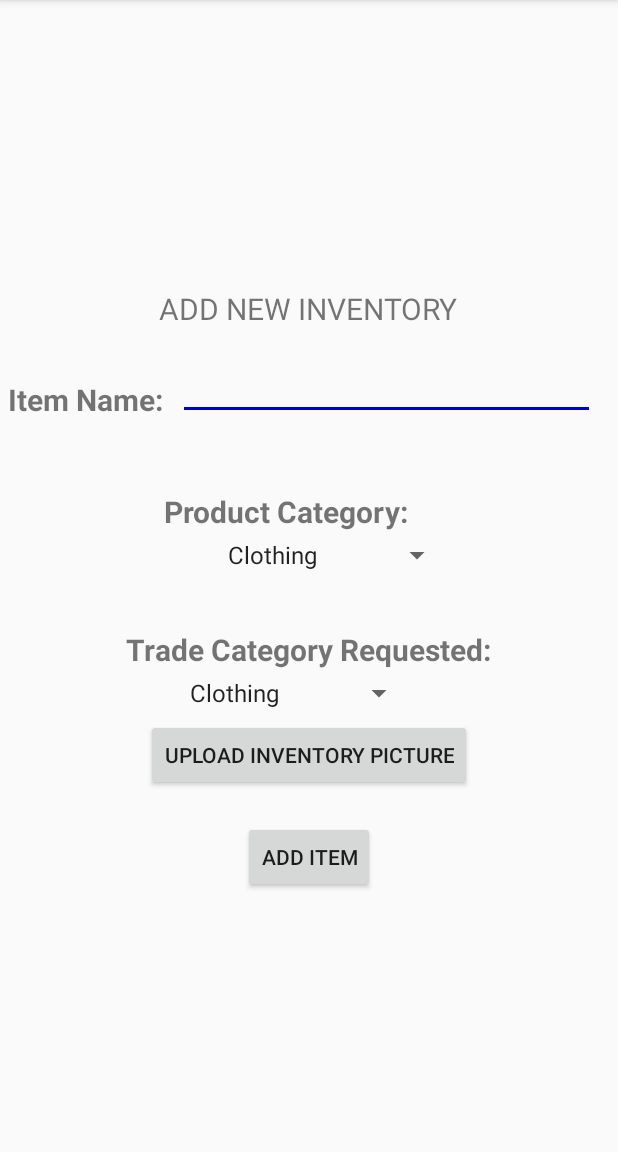
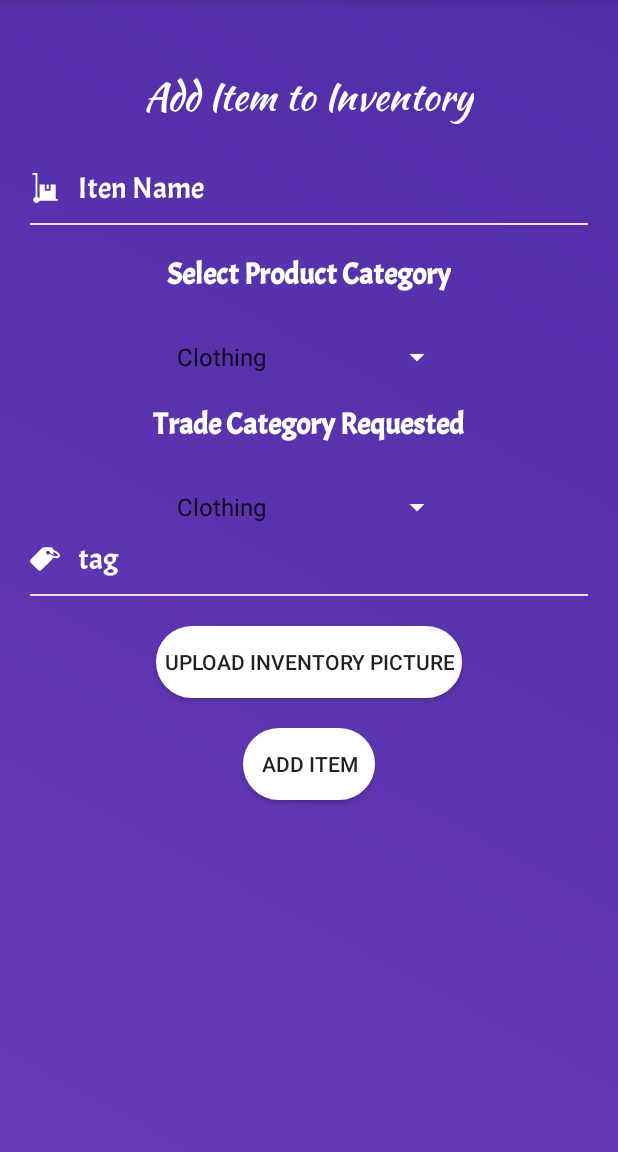
Before and after one commit to avtarbams/PaceXchange, an Android app: the AddInventoryItemActivity screen opened directly, with no data from a screen before it, on a phone screen of 412 x 824 dp, the part 84-1236 px from its top. Run offline under Robolectric (Android 15) with nearby library versions, the phone set to English and light mode, and no system bars; our stand-ins replace Firebase (no records; nobody signed in at launch, a user with empty details on screens opened directly); libraries missing offline, so code that uses them is left out: com.github.ybq.android; plain views replace SpinKitView; 2 statements that could not run were skipped.

Commit message:
New iNventory UI Done

```diff
--- a/app/src/main/java/com/example/paceexchange/AddInventoryItemActivity.java
+++ b/app/src/main/java/com/example/paceexchange/AddInventoryItemActivity.java
@@ -62,11 +62,11 @@ import java.util.Map;
 public class AddInventoryItemActivity extends AppCompatActivity {
 
 
-    private EditText mNewItemInput;
+    private EditText mNewItemInput, mNewItemTagInput;
     private Button mSubmitItemButton, mUploadInventoryPicture;
     private Spinner mUserItemSpinner, mReturnItemSpinner;
     private ArrayAdapter<CharSequence> mItemAdapter;
-    private String mNewItemName, mNewItemCategory, mReturnItemCategory, mUserIdentification, mNewItemImage;
+    private String mNewItemName, mNewImageTag, mNewItemCategory, mReturnItemCategory, mUserIdentification, mNewItemImage;
     private ImageView mImageThumbnail;
     private FirebaseFirestore mFirebaseDatabase;
     private CollectionReference mFirebaseInventoryCollection;
@@ -95,6 +95,7 @@ public class AddInventoryItemActivity extends AppCompatActivity {
         mUserIdentification = intent.getStringExtra(CurrentInventoryActivity.USER_IDENTIFICATION_ADD_ITEM_MESSAGE);
 
         mNewItemInput = findViewById(R.id.itemNameInput);
+        mNewItemTagInput = findViewById(R.id.itemTagEditText);
         mSubmitItemButton = findViewById(R.id.submitNewItemButton);
         mUserItemSpinner=findViewById(R.id.userItemSpinner);
         mReturnItemSpinner=findViewById(R.id.returnItemSpinner);
@@ -224,17 +225,16 @@ public class AddInventoryItemActivity extends AppCompatActivity {
     public void getNewItemData() {
 
 
-        if (mNewItemInput.getText().toString().isEmpty()) {
+        if (mNewItemInput.getText().toString().isEmpty() || mNewItemTagInput.getText().toString().isEmpty()) {
             Toast.makeText(getApplicationContext(), R.string.error_new_item_name, Toast.LENGTH_LONG).show();
         } else {
             mNewItemName = mNewItemInput.getText().toString().trim();
+            mNewImageTag = mNewItemTagInput.getText().toString().trim();
         }
     }
 
     public void addItemToFirebaseInventory(){
-
-        mFirebaseInventoryCollection.document(mUserIdentification).update("Items", FieldValue.arrayUnion(new InventoryData(mNewItemCategory, mNewItemName, mReturnItemCategory, mNewItemImage)));
-
+        mFirebaseInventoryCollection.document(mUserIdentification).update("Items", FieldValue.arrayUnion(new InventoryData(mNewItemCategory, mNewItemName, mReturnItemCategory, mNewItemImage, mNewImageTag)));
     }
 
     public void setOnButtonClickListener() {
--- a/app/src/main/java/com/example/paceexchange/InventoryData.java
+++ b/app/src/main/java/com/example/paceexchange/InventoryData.java
@@ -12,7 +12,7 @@ public class InventoryData {
     private FirebaseFirestore mFirestoreDatabase;
 
 
-    public InventoryData(String category, String title, String tradeInFor, String url) {
+    public InventoryData(String category, String title, String tradeInFor, String url, String tag) {
 
         mFirestoreDatabase = FirebaseFirestore.getInstance();
         itemID=FirebaseDatabase.getInstance().getReference().push().getKey();
@@ -21,6 +21,7 @@ public class InventoryData {
         this.title=title;
         this.tradeInFor=tradeInFor;
         this.url = url;
+        this.tag = tag;
     }
 
     public InventoryData(String category, String title, String tradeInFor, String itemID, String url, String tag) {
--- /dev/null
+++ b/app/src/main/res/drawable/ic_item.xml
@@ -0,0 +1,5 @@
+<vector android:height="20dp" android:viewportHeight="512"
+    android:viewportWidth="511" android:width="20dp" xmlns:android="http://schemas.android.com/apk/res/android">
+    <path android:fillColor="#fff" android:pathData="m438.168,443.77v-246.211h-88.605v106.555h-97.727v-106.555h-88.605v246.211h-0.121c-4.848,-18.617 -19.316,-33.379 -37.754,-38.668v-405.102h-83.855v30.004h53.852v375.098c-22.781,6.535 -39.504,27.539 -39.504,52.391 0,30.055 24.449,54.508 54.508,54.508 24.387,0 45.082,-16.098 52.02,-38.227h308.422v-30.004zM438.168,443.77"/>
+    <path android:fillColor="#fff" android:pathData="m281.84,197.559h37.719v76.551h-37.719zM281.84,197.559"/>
+</vector>
--- /dev/null
+++ b/app/src/main/res/drawable/ic_tag.xml
@@ -0,0 +1,4 @@
+<vector android:height="20dp" android:viewportHeight="486.982"
+    android:viewportWidth="486.982" android:width="20dp" xmlns:android="http://schemas.android.com/apk/res/android">
+    <path android:fillColor="#fff" android:pathData="M131.35,422.969c14.6,14.6 38.3,14.6 52.9,0l181.1,-181.1c5.2,-5.2 9.2,-11.4 11.8,-18c18.2,5.1 35.9,7.8 51.5,7.7c38.6,-0.2 51.4,-17.1 55.6,-27.2c4.2,-10 7.2,-31 -19.9,-58.6c-0.3,-0.3 -0.6,-0.6 -0.9,-0.9c-16.8,-16.8 -41.2,-32.3 -68.9,-43.8c-5.1,-2.1 -10.2,-4 -15.2,-5.8v-0.3c-0.3,-22.2 -18.2,-40.1 -40.4,-40.4l-108.5,-1.5c-14.4,-0.2 -28.2,5.4 -38.3,15.6l-181.2,181.1c-14.6,14.6 -14.6,38.3 0,52.9L131.35,422.969zM270.95,117.869c12.1,-12.1 31.7,-12.1 43.8,0c7.2,7.2 10.1,17.1 8.7,26.4c11.9,8.4 26.1,16.2 41.3,22.5c5.4,2.2 10.6,4.2 15.6,5.9l-0.6,-43.6c0.9,0.4 1.7,0.7 2.6,1.1c23.7,9.9 45,23.3 58.7,37c0.2,0.2 0.4,0.4 0.6,0.6c13,13.3 14.4,21.8 13.3,24.4c-3.4,8.1 -39.9,15.3 -95.3,-7.8c-16.2,-6.8 -31.4,-15.2 -43.7,-24.3c-0.4,0.5 -0.9,1 -1.3,1.5c-12.1,12.1 -31.7,12.1 -43.8,0C258.85,149.569 258.85,129.969 270.95,117.869z"/>
+</vector>
--- a/app/src/main/res/layout/activity_add_inventory.xml
+++ b/app/src/main/res/layout/activity_add_inventory.xml
@@ -1,51 +1,51 @@
 <?xml version="1.0" encoding="utf-8"?>
 <LinearLayout xmlns:android="http://schemas.android.com/apk/res/android"
+    xmlns:app="http://schemas.android.com/apk/res-auto"
+    xmlns:tools="http://schemas.android.com/tools"
     android:layout_width="match_parent"
     android:layout_height="match_parent"
+    tools:context=".AddAuctionItemActivity"
     android:orientation="vertical"
-    android:gravity="center">
+    android:padding="20dp"
+    android:background="@drawable/login_gradient"
+    >
 
     <TextView
         android:id="@+id/title"
         android:layout_width="wrap_content"
         android:layout_height="wrap_content"
         android:layout_gravity="center"
-        android:layout_marginTop="20sp"
-        android:text="@string/add_inventory_title"
-        android:textSize="20sp" />
+        android:layout_marginTop="25sp"
+        android:fontFamily="@font/kaushan"
+        android:textColor="#fff"
+        android:text="@string/add_item_to_inventory"
+        android:layout_marginBottom="20dp"
+        android:textSize="25sp" />
 
-    <RelativeLayout
-        android:id="@+id/itemNameInputSection"
-        android:layout_width="wrap_content"
-        android:layout_height="wrap_content"
-        android:layout_margin="5sp">
-
-        <TextView
-            android:id="@+id/addItemName"
-            android:layout_width="wrap_content"
-            android:layout_height="wrap_content"
-            android:layout_alignBottom="@id/itemNameInput"
-            android:layout_centerVertical="true"
-            android:text="@string/inventory_add_item_name"
-            android:textSize="20sp"
-            android:textStyle="bold" />
 
     <EditText
         android:id="@+id/itemNameInput"
         android:layout_width="match_parent"
         android:layout_height="wrap_content"
-            android:layout_margin="10sp"
-            android:layout_toEndOf="@id/addItemName"
-            android:inputType="text" />
-    </RelativeLayout>
+        android:hint="@string/item_name"
+        android:fontFamily="@font/acme"
+        android:textSize="20sp"
+        android:textColorHint="#fff"
+        android:textColor="#fff"
+        android:drawablePadding="12dp"
+        android:maxLines="1"
+        android:background="@null"
+        android:layout_marginTop="10sp"
+        android:drawableStart="@drawable/ic_item"
+        android:layout_marginBottom="10dp"
+        android:textCursorDrawable="@drawable/color_cursor"
+        />
+    <View
+        android:layout_width="match_parent"
+        android:layout_height="1dp"
+        android:layout_marginBottom="20dp"
+        android:background="#f9d7db"/>
 
-
-    <RelativeLayout
-        android:id="@+id/itemTypeSection"
-        android:layout_width="wrap_content"
-        android:layout_height="wrap_content"
-        android:layout_margin="5sp"
-        android:layout_marginTop="10sp">
 
     <TextView
         android:id="@+id/userItemCategory"
@@ -53,6 +53,9 @@
         android:layout_height="wrap_content"
         android:layout_centerVertical="true"
         android:text="@string/item_category_type"
+        android:fontFamily="@font/acme"
+        android:layout_gravity="center_horizontal"
+        android:textColor="#fff"
         android:textSize="20sp"
         android:textStyle="bold" />
 
@@ -61,23 +64,21 @@
         android:layout_width="wrap_content"
         android:layout_height="wrap_content"
         android:layout_marginTop="30sp"
+        android:layout_gravity="center_horizontal"
+        android:backgroundTint="#fff"
+        android:layout_marginBottom="20dp"
         android:layout_below="@id/userItemCategory"
         android:textAlignment="center" />
-    </RelativeLayout>
-
-    <RelativeLayout
-        android:id="@+id/returnItemType"
-        android:layout_width="wrap_content"
-        android:layout_height="wrap_content"
-        android:layout_margin="5sp"
-        android:layout_marginTop="10sp">
 
     <TextView
         android:id="@+id/itemTypeText"
         android:layout_width="wrap_content"
         android:layout_height="wrap_content"
         android:layout_centerVertical="true"
+        android:fontFamily="@font/acme"
+        android:textColor="#fff"
         android:text="@string/item_return_text"
+        android:layout_gravity="center_horizontal"
         android:textSize="20sp"
         android:textStyle="bold" />
 
@@ -85,10 +86,36 @@
         android:id="@+id/returnItemSpinner"
         android:layout_width="wrap_content"
         android:layout_height="wrap_content"
+        android:layout_gravity="center_horizontal"
         android:layout_marginTop="30sp"
+        android:backgroundTint="#fff"
         android:layout_below="@id/itemTypeText"
         android:textAlignment="center" />
-    </RelativeLayout>
+
+
+    <EditText
+        android:id="@+id/itemTagEditText"
+        android:layout_width="match_parent"
+        android:layout_height="wrap_content"
+        android:hint="@string/tag"
+        android:fontFamily="@font/acme"
+        android:textSize="20sp"
+        android:textColorHint="#fff"
+        android:textColor="#fff"
+        android:drawablePadding="12dp"
+        android:maxLines="1"
+        android:background="@null"
+        android:layout_marginTop="10sp"
+        android:drawableStart="@drawable/ic_tag"
+        android:layout_marginBottom="10dp"
+        android:textCursorDrawable="@drawable/color_cursor"
+        />
+    <View
+        android:layout_width="match_parent"
+        android:layout_height="1dp"
+        android:layout_marginBottom="20dp"
+        android:background="#f9d7db"/>
+
 
     <com.github.ybq.android.spinkit.SpinKitView
         xmlns:app="http://schemas.android.com/apk/res-auto"
@@ -98,18 +125,24 @@
         android:layout_height="100dp"
         android:layout_gravity="center"
         android:visibility="gone"
-        app:SpinKit_Color="@color/colorPrimary" />
+        app:SpinKit_Color="#fff" />
+
 
     <ImageView
         android:id="@+id/uploadImageThumbnail"
         android:layout_width="100dp"
-        android:visibility="gone"
-        android:layout_height="100dp" />
+        android:layout_height="100dp"
+        android:layout_gravity="center_horizontal"
+        android:layout_marginBottom="20dp"
+        android:visibility="gone"/>
 
     <Button
         android:id="@+id/uploadInventoryPicture"
         android:text="@string/take_inventory_picture"
         android:layout_width="wrap_content"
+        android:layout_gravity="center_horizontal"
+        android:background="@drawable/button_background"
+        android:padding="5dp"
         android:layout_height="wrap_content" />
 
 
@@ -118,7 +151,9 @@
         android:id="@+id/submitNewItemButton"
         android:layout_width="wrap_content"
         android:layout_height="wrap_content"
+        android:background="@drawable/button_background"
         android:layout_gravity="center"
+        android:padding="5dp"
         android:text="@string/add_new_item_button_text"
         android:layout_marginTop="20sp"/>
 
--- a/app/src/main/res/values/strings.xml
+++ b/app/src/main/res/values/strings.xml
@@ -41,7 +41,7 @@
     <string name="remove_item_button_text">Remove Item</string>
     <string name="item_condition_text">Condition:</string>
     <string name="item_value_text">Trade Value:</string>
-    <string name="item_category_type">Product Category:</string>
+    <string name="item_category_type">Select Product Category</string>
     <string name="add_inventory_title">ADD NEW INVENTORY</string>
     <string name="default_notification_channel_id" translatable="false">fcm_default_channel</string>
     <string name="error_new_item_name">You must enter a name for the new item!</string>
@@ -58,7 +58,7 @@
     <string name="inventory_item_display">Trade Value: %s &#8211; Condition: %s &#8211; Category: %s</string>
     <string name="auction_user_item">My Bid: %s     Value: %s</string>
     <string name="auction_owner_display">Current Owner: %s</string>
-    <string name="item_return_text">Trade Category Requested:</string>
+    <string name="item_return_text">Trade Category Requested</string>
     <string name="item_category_inventory_display">Item Category: %s</string>
     <string name="trade_item_requested_inventory_display">My Trade Request: %s</string>
     <string name="remove_error">Error: You must select an item to remove!</string>
@@ -67,7 +67,7 @@
     <string name="firebase_items_reference">"Items"</string>
     <string name="firebase_inventory_reference">"inventory"</string>
     <string name="available_items">Available Items</string>
-    <string name="add_item_to_auction">Add To Auction</string>
+    <string name="add_item_to_auction">Add Item to Auction</string>
     <string name="tag">tag</string>
     <string name="pace_logo">PaceXchange</string>
     <string name="delete_modal_title">Are you sure you want to Delete Item?</string>
@@ -83,6 +83,9 @@
     <string name="accept_bid_modal_title">Are you sure you want to accept bid ?</string>
     <string name="choose_spinner_bid">Select Item from your Inventory to Bid</string>
     <string name="bidder_title">Place your Bid</string>
+    <string name="auction_item_name">Auction Item Name</string>
+    <string name="item_name">Iten Name</string>
+    <string name="add_item_to_inventory">Add Item to Inventory</string>
     <string-array name="item_array">
         <item>Clothing</item>
         <item>Books</item>
```
Also changed, not shown: app/src/main/res/layout/activity_add_auction_item.xml (+64 -58 lines). Lines whose indentation alone changed are shown as unchanged.
